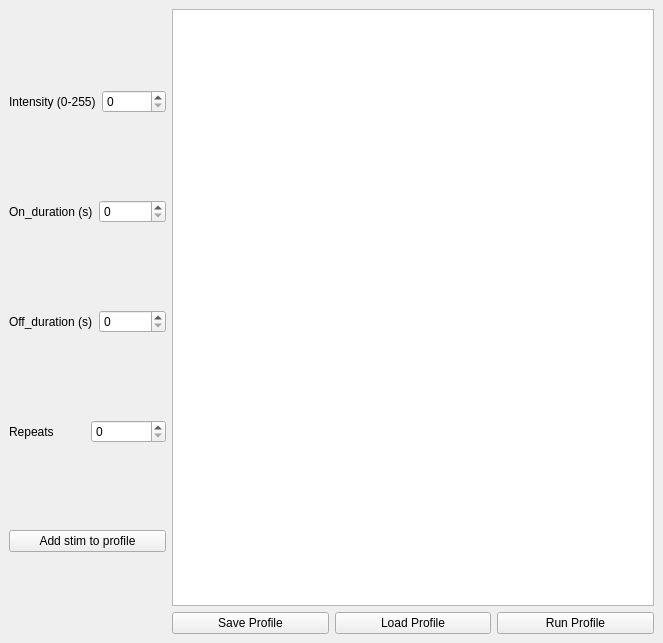
First picture: the form in qt5_app/Tools/Stim_tools/dockwidget.ui, repository ChatzigeorgiouGroup/OptoWorld, before the edit.
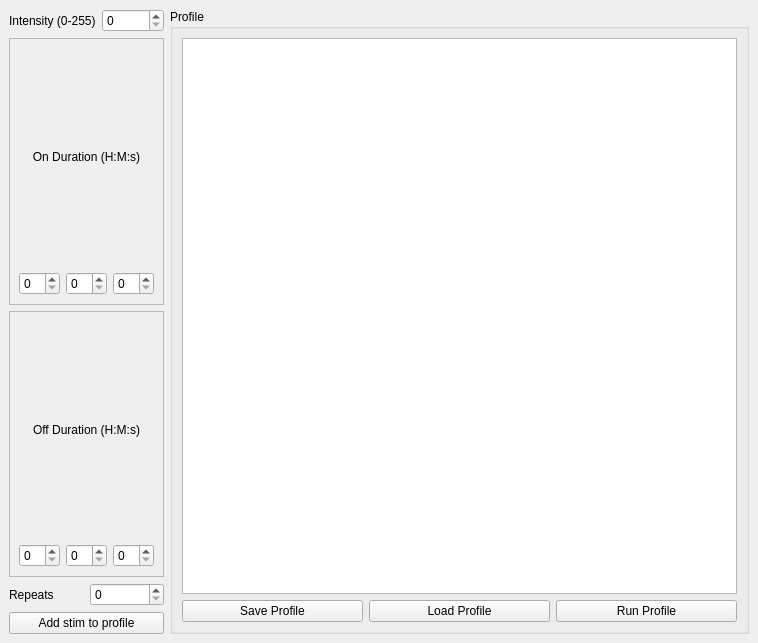
Second picture: the form after the edit.

Commit message: Implemented Hour-Minute-second input for stim-duration

The edit to the form file:
```diff
--- a/qt5_app/Tools/Stim_tools/dockwidget.ui
+++ b/qt5_app/Tools/Stim_tools/dockwidget.ui
@@ -6,7 +6,7 @@
    <rect>
     <x>0</x>
     <y>0</y>
-    <width>663</width>
+    <width>758</width>
     <height>643</height>
    </rect>
   </property>
@@ -14,7 +14,7 @@
    <string>Doc&amp;kWidget</string>
   </property>
   <widget class="QWidget" name="dockWidgetContents">
-   <layout class="QGridLayout" name="gridLayout">
+   <layout class="QGridLayout" name="gridLayout_3">
     <item row="0" column="0">
      <layout class="QVBoxLayout" name="verticalLayout">
       <item>
@@ -36,40 +36,74 @@
        </layout>
       </item>
       <item>
-       <layout class="QHBoxLayout" name="horizontalLayout">
-        <item>
+       <widget class="QFrame" name="frame">
+        <property name="frameShape">
+         <enum>QFrame::StyledPanel</enum>
+        </property>
+        <property name="frameShadow">
+         <enum>QFrame::Raised</enum>
+        </property>
+        <layout class="QGridLayout" name="gridLayout">
+         <item row="0" column="0">
          <widget class="QLabel" name="label">
           <property name="text">
-           <string>On_duration (s)</string>
-          </property>
-         </widget>
-        </item>
+            <string>On Duration (H:M:s)</string>
+           </property>
+           <property name="alignment">
+            <set>Qt::AlignCenter</set>
+           </property>
+          </widget>
+         </item>
+         <item row="1" column="0">
+          <layout class="QHBoxLayout" name="horizontalLayout">
         <item>
-         <widget class="QSpinBox" name="spinBox_on_duration">
-          <property name="maximum">
-           <number>999999999</number>
-          </property>
-         </widget>
-        </item>
-       </layout>
-      </item>
+            <widget class="QSpinBox" name="spinBox_on_hour"/>
+           </item>
+           <item>
+            <widget class="QSpinBox" name="spinBox_on_minute"/>
+           </item>
+           <item>
+            <widget class="QSpinBox" name="spinBox_on_second"/>
+           </item>
+          </layout>
+         </item>
+        </layout>
+       </widget>
+      </item>
       <item>
-       <layout class="QHBoxLayout" name="horizontalLayout_2">
-        <item>
+       <widget class="QFrame" name="frame_2">
+        <property name="frameShape">
+         <enum>QFrame::StyledPanel</enum>
+        </property>
+        <property name="frameShadow">
+         <enum>QFrame::Raised</enum>
+        </property>
+        <layout class="QGridLayout" name="gridLayout_2">
+         <item row="0" column="0">
          <widget class="QLabel" name="label_2">
           <property name="text">
-           <string>Off_duration (s)</string>
-          </property>
-         </widget>
-        </item>
+            <string>Off Duration (H:M:s)</string>
+           </property>
+           <property name="alignment">
+            <set>Qt::AlignCenter</set>
+           </property>
+          </widget>
+         </item>
+         <item row="1" column="0">
+          <layout class="QHBoxLayout" name="horizontalLayout_2">
         <item>
-         <widget class="QSpinBox" name="spinBox_off_duration">
-          <property name="maximum">
-           <number>999999999</number>
-          </property>
-         </widget>
-        </item>
-       </layout>
+            <widget class="QSpinBox" name="spinBox_off_hour"/>
+           </item>
+           <item>
+            <widget class="QSpinBox" name="spinBox_off_minute"/>
+           </item>
+           <item>
+            <widget class="QSpinBox" name="spinBox_off_second"/>
+           </item>
+          </layout>
+         </item>
+        </layout>
+       </widget>
       </item>
       <item>
        <layout class="QHBoxLayout" name="horizontalLayout_4">
@@ -95,6 +129,10 @@
      </layout>
     </item>
     <item row="0" column="1">
+     <widget class="QGroupBox" name="groupBox">
+      <property name="title">
+       <string>Profile</string>
+      </property>
      <layout class="QVBoxLayout" name="verticalLayout_2">
       <item>
        <widget class="QTableView" name="tableView"/>
@@ -125,6 +163,7 @@
        </layout>
       </item>
      </layout>
+     </widget>
     </item>
    </layout>
   </widget>
```
Lines whose indentation alone changed are shown as unchanged. The commit also changes 2 other files.
